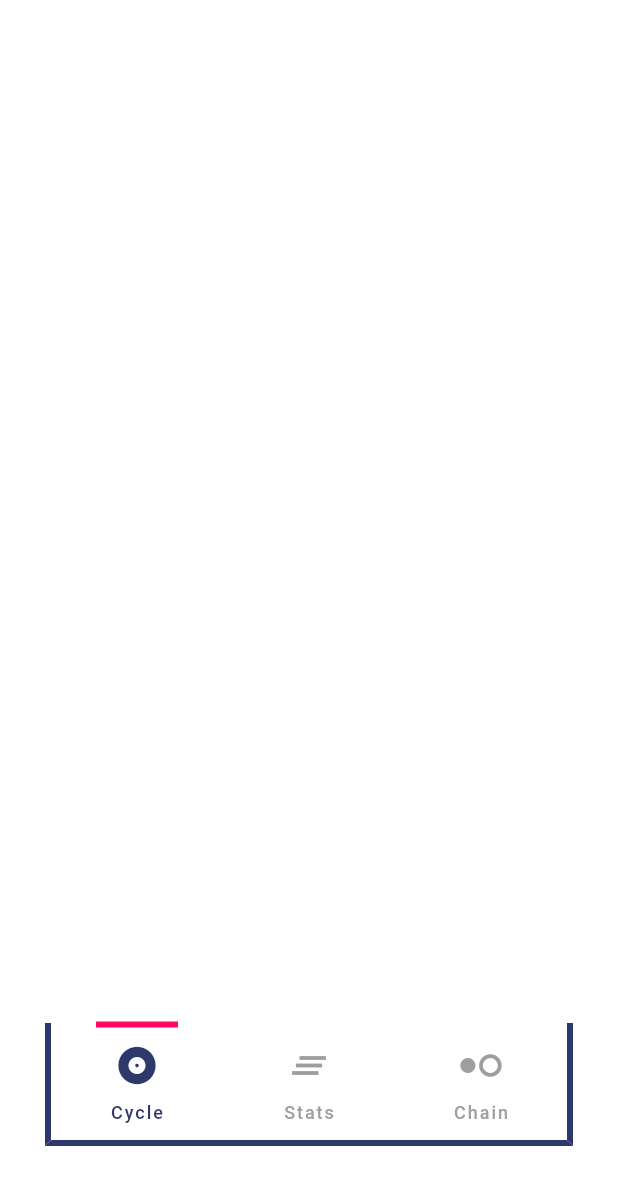
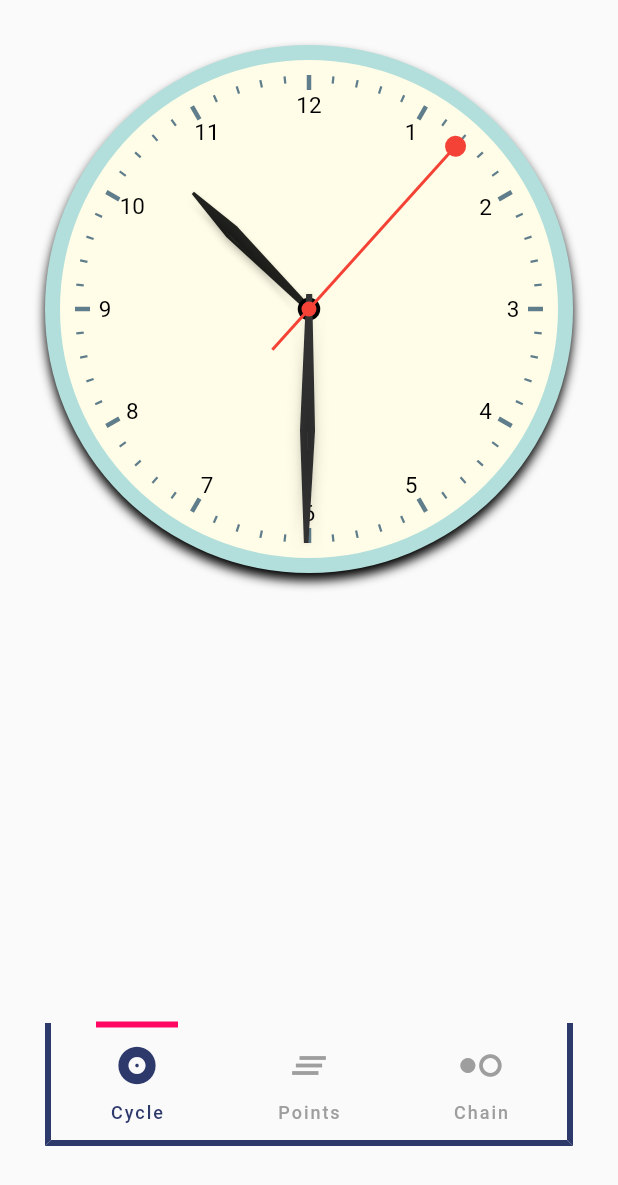
Before and after one commit to nepali-prabhat/Chains, a Flutter app: the screen it shows after launch, on a phone screen of 412 x 824 dp. Shown: the top 1185 px of the screen. Run offline on Flutter 3.47's test engine with Material 2 defaults, Android fonts, the phone set to English and light mode, and no system bars.

Commit message:
Added clock widget. working on it.(stage 1)

```diff
--- /dev/null
+++ b/lib/Cycle/clock.dart
@@ -0,0 +1,78 @@
+import 'package:flutter/material.dart';
+import 'dart:async';
+import 'dart:math';
+import 'clock_text.dart';
+import 'clock_face.dart';
+
+typedef TimeProducer = DateTime Function();
+
+class Clock extends StatefulWidget {
+
+  final TimeProducer getCurrentTime;
+  final Duration updateDuration;
+
+  Clock({
+         this.getCurrentTime = getSystemTime,
+         this.updateDuration = const Duration(seconds: 1)
+         });
+
+  static DateTime getSystemTime() {
+    return new DateTime.now();
+  }
+
+  @override
+  State<StatefulWidget> createState() {
+    return _Clock();
+  }
+}
+
+class _Clock extends State<Clock> {
+  Timer _timer;
+  DateTime dateTime;
+
+  @override
+  void initState() {
+    super.initState();
+    dateTime = new DateTime.now();
+    this._timer = new Timer.periodic(widget.updateDuration, setTime);
+  }
+
+  void setTime(Timer timer) {
+    setState(() {
+      dateTime = new DateTime.now();
+    });
+  }
+
+  @override
+  void dispose() {
+    _timer.cancel();
+    super.dispose();
+  }
+
+  @override
+  Widget build(BuildContext context) {
+    return new AspectRatio(
+      aspectRatio: 1.0,
+      child: buildClockCircle(context),
+    );
+  }
+
+  Container buildClockCircle(BuildContext context) {
+    return new Container(
+      width: double.infinity,
+      decoration: new BoxDecoration(
+        shape: BoxShape.circle,
+        color: Colors.teal[100],
+        boxShadow: [
+          new BoxShadow(
+            offset: new Offset(0.0, 5.0),
+            blurRadius: 5.0,
+          )
+        ],
+      ),
+      child: new ClockFace(
+          dateTime: dateTime,
+      ),
+    );
+  }
+}
--- /dev/null
+++ b/lib/Cycle/clock_dial_painter.dart
@@ -0,0 +1,86 @@
+import 'dart:math';
+
+import 'clock_text.dart';
+import 'package:flutter/material.dart';
+
+class ClockDialPainter extends CustomPainter{
+  final clockText;
+
+  final hourTickMarkLength= 10.0;
+  final minuteTickMarkLength = 5.0;
+
+  final hourTickMarkWidth= 3.0;
+  final minuteTickMarkWidth = 1.5;
+
+  final Paint tickPaint;
+  final TextPainter textPainter;
+  final TextStyle textStyle;
+
+  ClockDialPainter({this.clockText = ClockText.roman})
+      :tickPaint= new Paint(),
+        textPainter= new TextPainter(
+          textAlign: TextAlign.center,
+          textDirection: TextDirection.rtl,
+        ),
+        textStyle= const TextStyle(
+          color: Colors.black,
+          fontFamily: 'Times New Roman',
+          fontSize: 15.0,
+        )
+  {
+    tickPaint.color= Colors.blueGrey;
+  }
+
+  @override
+  void paint(Canvas canvas, Size size) {
+    var tickMarkLength;
+    final angle= 2* pi / 60;
+    final radius= size.width/2;
+    canvas.save();
+
+    // drawing
+    canvas.translate(radius, radius);
+    for (var i = 0; i< 60; i++ ) {
+
+      //make the length and stroke of the tick marker longer and thicker depending
+      tickMarkLength = i % 5 == 0 ? hourTickMarkLength: minuteTickMarkLength;
+      tickPaint.strokeWidth= i % 5 == 0 ? hourTickMarkWidth : minuteTickMarkWidth;
+      canvas.drawLine(
+          new Offset(0.0, -radius), new Offset(0.0, -radius+tickMarkLength), tickPaint);
+
+
+      //draw the text
+      if (i%5==0){
+        canvas.save();
+        canvas.translate(0.0, -radius+20.0);
+
+        textPainter.text= new TextSpan(
+          text:'${i == 0 ? 12 : i~/5}'
+          ,
+          style: textStyle,
+        );
+
+        //helps make the text painted vertically
+        canvas.rotate(-angle*i);
+
+        textPainter.layout();
+
+
+        textPainter.paint(canvas, new Offset(-(textPainter.width/2), -(textPainter.height/2)));
+
+        canvas.restore();
+
+      }
+
+      canvas.rotate(angle);
+    }
+
+    canvas.restore();
+
+  }
+
+  @override
+  bool shouldRepaint(CustomPainter oldDelegate) {
+    return false;
+  }
+}
--- /dev/null
+++ b/lib/Cycle/clock_face.dart
@@ -0,0 +1,58 @@
+import 'clock_text.dart';
+import 'package:flutter/material.dart';
+import 'clock_dial_painter.dart';
+import 'clock_hands.dart';
+
+class ClockFace extends StatelessWidget{
+
+  final DateTime dateTime;
+
+  ClockFace({this.dateTime});
+
+  @override
+  Widget build(BuildContext context) {
+    return new Padding(
+      padding: const EdgeInsets.all(10.0),
+      child: new AspectRatio(
+        aspectRatio: 1.0,
+        child: new Container(
+          width: double.infinity,
+          decoration: new BoxDecoration(
+            shape: BoxShape.circle,
+            color: Colors.yellow[50],
+          ),
+
+          child: new Stack(
+            children: <Widget>[
+              //dial and numbers
+              new Container(
+                width: double.infinity,
+                height: double.infinity,
+                padding: const EdgeInsets.all(10.0),
+                child:new CustomPaint(
+                  painter: new ClockDialPainter(clockText: ClockText.arabic),
+                ),
+              ),
+              //centerpoint
+              new Center(
+                child: new Container(
+                  width: 15.0,
+                  height: 15.0,
+                  decoration: new BoxDecoration(
+                    shape: BoxShape.circle,
+                    color: Colors.black,
+                  ),
+                ),
+              ),
+
+
+              new ClockHands(dateTime:dateTime),
+
+            ],
+          ),
+        ),
+
+      ),
+    );
+  }
+}
--- /dev/null
+++ b/lib/Cycle/clock_hands.dart
@@ -0,0 +1,69 @@
+import 'dart:async';
+
+import 'hand_hour.dart';
+import 'hand_minute.dart';
+import 'hand_second.dart';
+import 'package:flutter/material.dart';
+
+
+
+class ClockHands extends StatelessWidget {
+  final DateTime dateTime;
+  final bool showHourHandleHeartShape;
+
+  ClockHands({this.dateTime, this.showHourHandleHeartShape = false});
+
+  @override
+  Widget build(BuildContext context) {
+    return new AspectRatio(
+        aspectRatio: 1.0,
+        child: new Container(
+            width: double.infinity,
+            padding: const EdgeInsets.all(20.0),
+            child: new Stack(
+                fit: StackFit.expand,
+                children: <Widget>[
+                  new CustomPaint( painter: new HourHandPainter(
+                      hours: dateTime.hour, minutes: dateTime.minute, showHeartShape: showHourHandleHeartShape),
+                  ),
+                  new CustomPaint(painter: new MinuteHandPainter(
+                      minutes: dateTime.minute, seconds: dateTime.second),
+                  ),
+                  new CustomPaint(painter: new SecondHandPainter(seconds: dateTime.second),
+                  ),
+                ]
+            )
+        )
+
+    );
+  }
+}
+
+//class _ClockHandState extends State<ClockHands> {
+  Timer _timer;
+//
+//  _ClockHandState();
+//
+//  @override
+//  void initState() {
+//    super.initState();
+//    dateTime = new DateTime.now();
+//    _timer = new Timer.periodic(const Duration(seconds: 1), setTime);
+//  }
+//
+//  void setTime(Timer timer) {
+//    setState(() {
+//      dateTime = new DateTime.now();
+//    });
+//  }
+//
+//  @override
+//  void dispose() {
+//    _timer.cancel();
+//    super.dispose();
+//  }
+//
+//  @override
+//  Widget build(BuildContext context) {
+//  }
+//}
--- /dev/null
+++ b/lib/Cycle/clock_text.dart
@@ -0,0 +1,4 @@
+enum ClockText{
+  roman,
+  arabic
+}
--- /dev/null
+++ b/lib/Cycle/hand_hour.dart
@@ -0,0 +1,68 @@
+import 'dart:math';
+
+import 'package:flutter/material.dart';
+
+
+class HourHandPainter extends CustomPainter{
+  final bool showHeartShape;
+  final Paint hourHandPaint;
+  int hours;
+  int minutes;
+
+  HourHandPainter({this.hours, this.minutes, this.showHeartShape = false}):hourHandPaint= new Paint(){
+    hourHandPaint.color= Colors.black87;
+    hourHandPaint.style= PaintingStyle.fill;
+  }
+
+  @override
+  void paint(Canvas canvas, Size size) {
+    final radius = size.width/2;
+    // To draw hour hand
+    canvas.save();
+
+    canvas.translate(radius, radius);
+
+    //checks if hour is greater than 12 before calculating rotation
+    canvas.rotate(this.hours>=12?
+    2*pi*((this.hours-12)/12 + (this.minutes/720)):
+    2*pi*((this.hours/12)+ (this.minutes/720))
+    );
+
+
+    Path path= new Path();
+
+    if (showHeartShape) {
+      //heart shape head for the hour hand
+      path.moveTo(0.0, -radius + radius*15.0/137.5);
+      path.quadraticBezierTo(radius*(-3.5)/137.5, -radius + radius*25.0/137.5, radius*(-15.0)/137.5, -radius + radius / 4);
+      path.quadraticBezierTo(
+          radius*(-20.0)/137.5, -radius + radius / 3, radius*(-7.5)/137.5, -radius + radius / 3);
+      path.lineTo(0.0, -radius + radius / 4);
+      path.lineTo(7.5, -radius + radius / 3);
+      path.quadraticBezierTo(
+          radius*(20.0)/137.5, -radius + radius / 3, radius*(15.0)/137.5, -radius + radius / 4);
+      path.quadraticBezierTo(radius*(3.5)/137.5, -radius + radius*(25.0)/137.5, 0.0, -radius + radius*15.0/137.5);
+    }
+
+    //hour hand stem
+    path.moveTo(-1.0, -radius+radius/4);
+    path.lineTo(-5.0, -radius+radius/2);
+    path.lineTo(-2.0, 0.0);
+    path.lineTo(2.0, 0.0);
+    path.lineTo(5.0, -radius+radius/2);
+    path.lineTo(1.0, -radius+radius/4);
+    path.close();
+
+    canvas.drawPath(path, hourHandPaint);
+    canvas.drawShadow(path, Colors.black, 2.0, false);
+
+
+    canvas.restore();
+
+  }
+
+  @override
+  bool shouldRepaint(HourHandPainter oldDelegate) {
+    return true;
+  }
+}
--- /dev/null
+++ b/lib/Cycle/hand_minute.dart
@@ -0,0 +1,49 @@
+import 'dart:math';
+
+import 'package:flutter/material.dart';
+
+
+
+
+class MinuteHandPainter extends CustomPainter{
+  final Paint minuteHandPaint;
+  int minutes;
+  int seconds;
+
+  MinuteHandPainter({this.minutes, this.seconds}):minuteHandPaint= new Paint(){
+    minuteHandPaint.color= const Color(0xFF333333);
+    minuteHandPaint.style= PaintingStyle.fill;
+
+  }
+
+  @override
+  void paint(Canvas canvas, Size size) {
+    final radius= size.width/2;
+    canvas.save();
+
+    canvas.translate(radius, radius);
+
+    canvas.rotate(2*pi*((this.minutes+(this.seconds/60))/60));
+
+    Path path= new Path();
+    path.moveTo(-1.5, -radius-10.0);
+    path.lineTo(-5.0, -radius/1.8);
+    path.lineTo(-2.0, 10.0);
+    path.lineTo(2.0, 10.0);
+    path.lineTo(5.0, -radius/1.8);
+    path.lineTo(1.5, -radius-10.0);
+    path.close();
+
+    canvas.drawPath(path, minuteHandPaint);
+    canvas.drawShadow(path, Colors.black, 4.0, false);
+
+
+    canvas.restore();
+
+  }
+
+  @override
+  bool shouldRepaint(MinuteHandPainter oldDelegate) {
+    return true;
+  }
+}
--- /dev/null
+++ b/lib/Cycle/hand_second.dart
@@ -0,0 +1,54 @@
+import 'dart:math';
+
+import 'package:flutter/material.dart';
+
+
+
+class SecondHandPainter extends CustomPainter{
+  final Paint secondHandPaint;
+  final Paint secondHandPointsPaint;
+
+  int seconds;
+
+  SecondHandPainter({this.seconds}):
+        secondHandPaint= new Paint(),
+        secondHandPointsPaint= new Paint(){
+    secondHandPaint.color= Colors.red;
+    secondHandPaint.style= PaintingStyle.stroke;
+    secondHandPaint.strokeWidth= 2.0;
+
+    secondHandPointsPaint.color=Colors.red;
+    secondHandPointsPaint.style= PaintingStyle.fill;
+
+  }
+
+  @override
+  void paint(Canvas canvas, Size size) {
+    final radius= size.width/2;
+    canvas.save();
+
+    canvas.translate(radius, radius);
+
+    canvas.rotate(2*pi*this.seconds/60);
+
+    Path path1= new Path();
+    Path path2 = new Path();
+    path1.moveTo(0.0, -radius );
+    path1.lineTo(0.0, radius/4);
+
+    path2.addOval(new Rect.fromCircle(radius: 7.0, center: new Offset(0.0, -radius)));
+    path2.addOval(new Rect.fromCircle(radius: 5.0, center: new Offset(0.0, 0.0)));
+
+    canvas.drawPath(path1, secondHandPaint);
+    canvas.drawPath(path2, secondHandPointsPaint);
+
+//    canvas.drawShadow(path2, Colors.black, 4.0, false);
+
+    canvas.restore();
+  }
+
+  @override
+  bool shouldRepaint(SecondHandPainter oldDelegate) {
+    return this.seconds != oldDelegate.seconds;
+  }
+}
--- /dev/null
+++ b/lib/chain.dart
@@ -0,0 +1,12 @@
+import 'package:flutter/material.dart';
+
+class Chain extends StatelessWidget {
+  @override
+  Widget build(BuildContext context) {
+    return Scaffold(
+        body: Container(
+      decoration: BoxDecoration(color: Colors.white),
+      child:Center(child: Text("YOUR CHAIN"))
+    ));
+  }
+}
--- /dev/null
+++ b/lib/cycle.dart
@@ -0,0 +1,18 @@
+import 'package:flutter/material.dart';
+
+import 'Cycle/clock.dart';
+import 'Cycle/clock_text.dart';
+
+class Cycle extends StatelessWidget {
+  @override
+  Widget build(BuildContext context) {
+    return Scaffold(
+      body: SafeArea(
+        child: new Padding(
+          padding: const EdgeInsets.all(30),
+          child: new Clock(),
+        ),
+      ),
+    );
+  }
+}
--- a/lib/home.dart
+++ b/lib/home.dart
@@ -1,6 +1,8 @@
 import 'package:chains/colors.dart';
 import 'package:flutter/material.dart';
-
+import 'package:chains/chain.dart';
+import 'package:chains/cycle.dart';
+import 'package:chains/stats.dart';
 class Home extends StatefulWidget {
   @override
   _HomeState createState() => _HomeState();
@@ -24,9 +26,13 @@ class _HomeState extends State<Home> with SingleTickerProviderStateMixin {
   Widget build(BuildContext context) {
     return Stack(
       children: <Widget>[
-        Container(
-          decoration: BoxDecoration(color: Colors.white),
-        ),
+        TabBarView(
+          controller: _tabController,
+          children: <Widget>[
+          Cycle(),
+          Stats(),
+          Chain()
+        ],),
         Scaffold(
           backgroundColor: Colors.transparent,
           body: Column(
@@ -72,7 +78,7 @@ class _HomeState extends State<Home> with SingleTickerProviderStateMixin {
                               tabController: _tabController,
                             ),
                             TabItem(
-                              title: "Stats",
+                              title: "Points",
                               icons: [Icons.menu, Icons.clear_all],
                               index: 1,
                               tabController: _tabController,
@@ -93,7 +99,6 @@ class _HomeState extends State<Home> with SingleTickerProviderStateMixin {
     );
   }
 }
-
 class TabItem extends StatefulWidget {
   String title;
   List<IconData> icons;
--- /dev/null
+++ b/lib/stats.dart
@@ -0,0 +1,12 @@
+import 'package:flutter/material.dart';
+
+class Stats extends StatelessWidget {
+  @override
+  Widget build(BuildContext context) {
+    return Scaffold(
+        body: Container(
+      decoration: BoxDecoration(color: Colors.white),
+      child:Center(child: Text("POINTS"))
+    ));
+  }
+}
```
